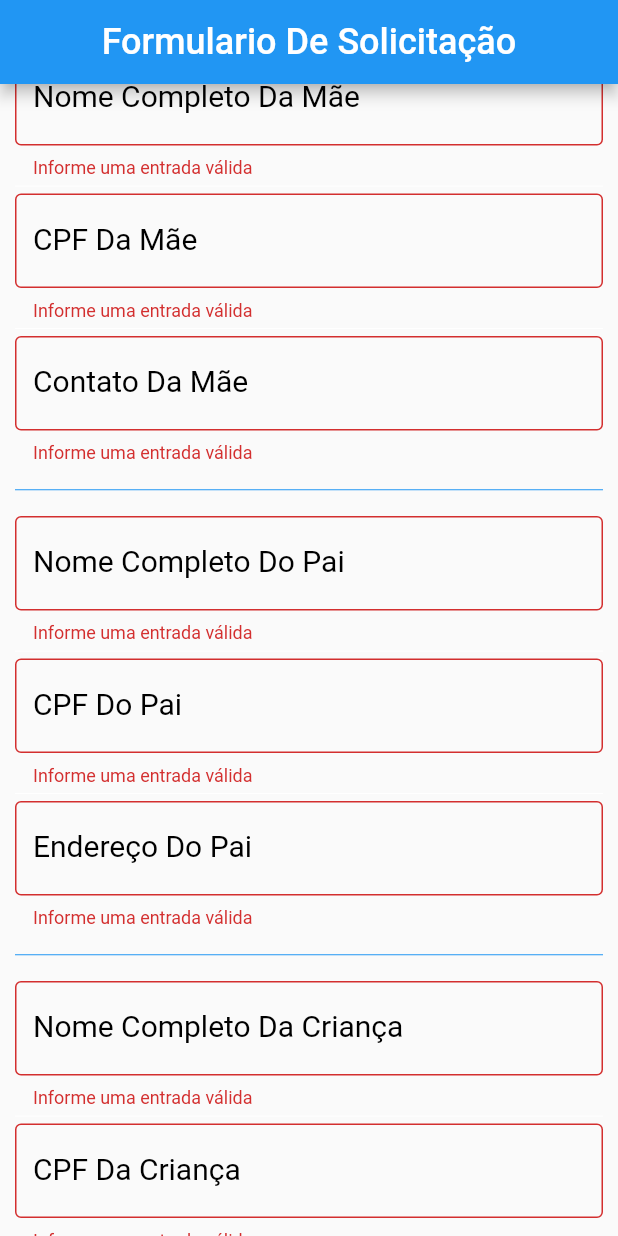
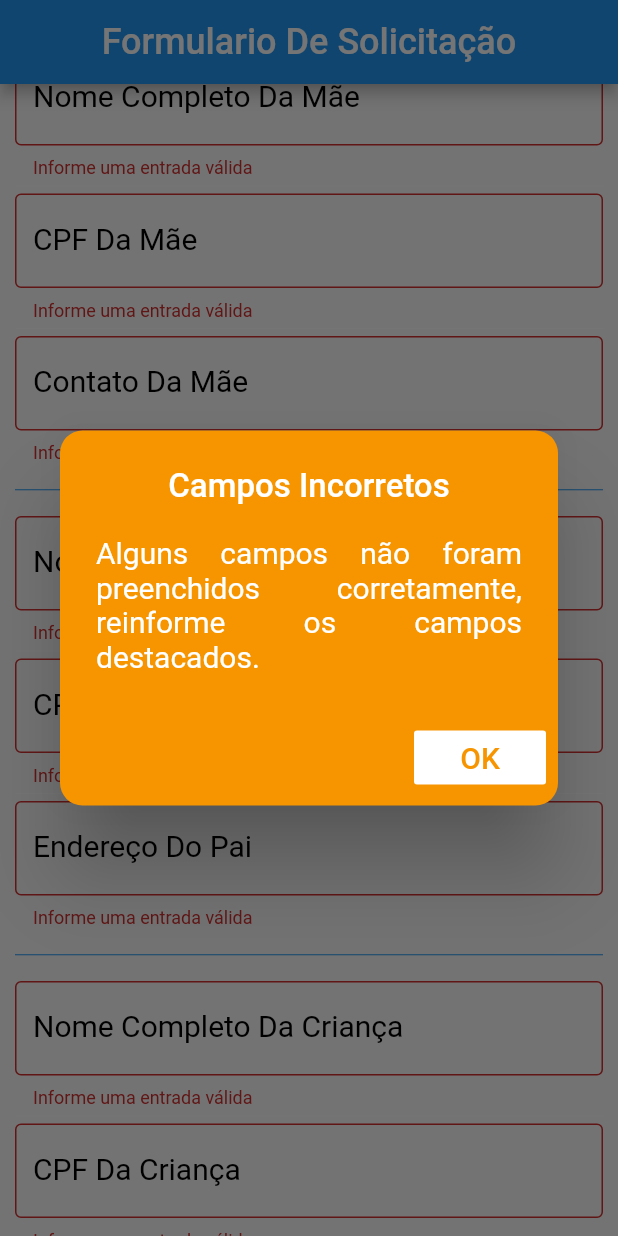
Before and after one commit to FlavioCorreia/defensoria, a Flutter app: the screen it shows after launch, scrolled down 32 dp, after a tap on "Enviar Formulario", on a phone screen of 412 x 824 dp. Run offline on Flutter 3.47's test engine with Material 2 defaults, Android fonts, the phone set to English and light mode, and no system bars; our stand-ins replace mask_text_input_formatter.

Commit message:
Atualização de verificacao
Foi criado um popup ao clicar em enviar formulário, ele ficará azul se estiver tudo preenchido ou laranja caso contrário.
Foram feitas pequenas alterações, no tamanho das fontes.

```diff
--- a/defensoria/lib/formulario.dart
+++ b/defensoria/lib/formulario.dart
@@ -1,3 +1,4 @@
+import 'package:flutter/cupertino.dart';
 import 'package:flutter/material.dart';
 import 'package:mask_text_input_formatter/mask_text_input_formatter.dart';
 
@@ -7,7 +8,7 @@ class Formulario extends StatefulWidget {
 }
 
 class _FormularioState extends State<Formulario> {
-  //CONTROLADORES
+  //CONTROLADORES E BOOLEANOS DE VALIDAÇÃO
   final _cNomeMae = new TextEditingController();            bool _valNomeMae = true;
   final _cCPFMae = new TextEditingController();             bool _valCPFMae = true;
   final _cFoneMae = new TextEditingController();            bool _valFoneMae = true;
@@ -78,12 +79,15 @@ class _FormularioState extends State<Formulario> {
                 if(_valNomeMae && _valCPFMae && _valFoneMae && _valNomePai && _valCPFPai &&
                     _valEnderecoPai && _valNomeCrianca && _valCPFCrianca && _valDataCrianca){
                   //SE TODOS OS CAMPOS ESTIVEREM CORRETOS
-                  print("Tudo Certo");
-                }else{ print("Deu Ruim"); }
+                  _showDialog(context, "", "Formulário enviado com sucesso.");
+                }else{
+                  _showDialog(context, "Campos Incorretos", "Alguns campos não foram preenchidos corretamente, reinforme os campos destacados.");
+                }
               },
-              child: Text('Enviar Formulario', style: TextStyle(fontSize: 20),),
+              child: Text('Enviar Formulario', style: TextStyle(fontSize: 22),),
               textColor: Colors.white,
               color: Colors.blue,
+              padding: EdgeInsets.fromLTRB(30, 8, 30, 8),
             )
           ],
         )
@@ -135,3 +139,30 @@ Widget buildTextFieldM(String label, String prefix, TextEditingController c, Tex
     keyboardType: tit,
   );
 }
+
+void _showDialog(context, String titulo, String mensagem) {
+    Color corFundo; //COR DE FUNDO MUDA DE ACORDO COM O ESTADO AZUL -> OK / LARANJA -> !OK
+    titulo == "" ? corFundo = Colors.blue : corFundo = Color.fromARGB(255, 247, 149, 0);
+    showDialog(
+      context: context,
+      builder: (BuildContext context) {
+        return AlertDialog(
+          shape: RoundedRectangleBorder( borderRadius: BorderRadius.circular(15.0)),
+          backgroundColor: corFundo,
+          title: Text(titulo, style: TextStyle(fontSize: 22, color: Colors.white), textAlign: TextAlign.center),
+          content: new Text(mensagem, style: TextStyle(fontSize: 20, color: Colors.white), textAlign: TextAlign.justify,),
+          actions: <Widget>[
+            new FlatButton(
+              color: Colors.white,
+              textColor: corFundo,
+              padding: EdgeInsets.fromLTRB(30, 5, 30, 5),
+              child: new Text("OK", style: TextStyle(fontSize: 20)),
+              onPressed: () {
+                Navigator.of(context).pop();
+              },
+            ),
+          ],
+        );
+      },
+    );
+  }
```
